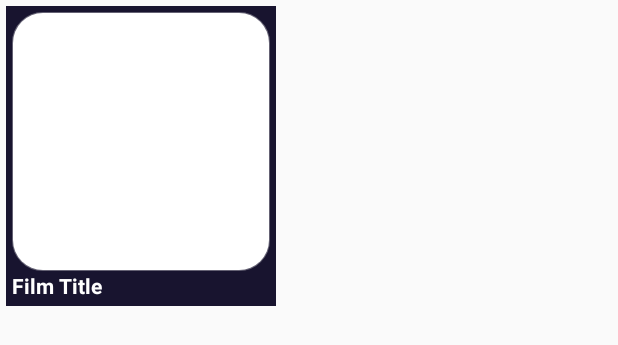
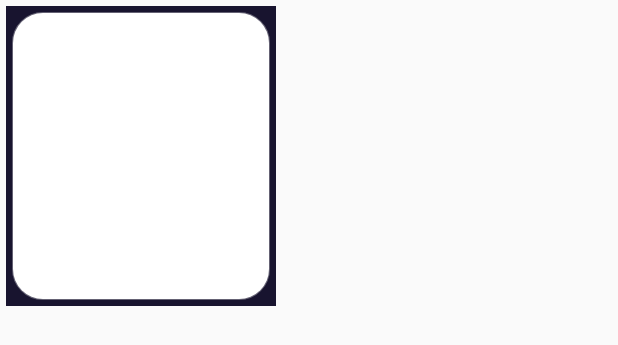
Before and after one commit to JovanyNegocio/Vifilmes, an Android app: the layout card_item_filmes.xml on its own in the app's theme, with its tools: preview values and no code run, on a phone screen of 412 x 824 dp. Shown: the top 345 px of the screen. Run offline under Robolectric (Android 15) with nearby library versions, the phone set to English and light mode, and no system bars.

Commit message:
aditando o layout do aplicativo

```diff
--- a/app/src/main/AndroidManifest.xml
+++ b/app/src/main/AndroidManifest.xml
@@ -5,6 +5,7 @@
     <uses-permission android:name="android.permission.INTERNET" />
 
     <application
+        android:label="Vifilmes"
         android:allowBackup="true"
         android:icon="@mipmap/ic_launcher"
         android:roundIcon="@mipmap/ic_launcher_round"
--- a/app/src/main/res/layout/activity_main.xml
+++ b/app/src/main/res/layout/activity_main.xml
@@ -19,7 +19,7 @@
         android:layout_alignParentStart="true"
         android:layout_alignParentTop="true"
         android:layout_marginStart="0dp"
-        android:layout_marginTop="57dp"
+        android:layout_marginTop="55dp"
         tools:listitem="@layout/card_item_filmes">
 
     </android.support.v7.widget.RecyclerView>
--- a/app/src/main/res/layout/card_item_filmes.xml
+++ b/app/src/main/res/layout/card_item_filmes.xml
@@ -22,7 +22,6 @@
             android:id="@+id/film_image_id"
             android:layout_width="match_parent"
             android:layout_height="match_parent"
-            android:layout_weight="2"
             android:background="@drawable/fundo_foto_list"/>
 
 
```
